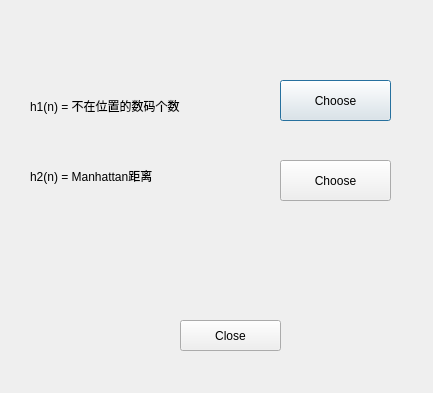
The window that eight_puzzle/heuristic_function.ui (LeoDuhz/intro2ai_eight_puzzle) describes before a commit, drawn with Qt 5.
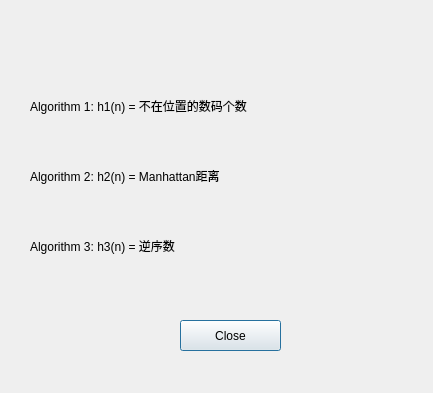
The same window after the commit.

Diff of the .ui file:
```diff
--- a/eight_puzzle/heuristic_function.ui
+++ b/eight_puzzle/heuristic_function.ui
@@ -13,30 +13,17 @@
   <property name="windowTitle">
    <string>Dialog</string>
   </property>
-  <widget class="QPushButton" name="h1_button">
-   <property name="geometry">
-    <rect>
-     <x>280</x>
-     <y>80</y>
-     <width>111</width>
-     <height>41</height>
-    </rect>
-   </property>
-   <property name="text">
-    <string>Choose</string>
-   </property>
-  </widget>
   <widget class="QLabel" name="label">
    <property name="geometry">
     <rect>
      <x>30</x>
      <y>80</y>
-     <width>211</width>
+     <width>321</width>
      <height>51</height>
     </rect>
    </property>
    <property name="text">
-    <string>h1(n) = 不在位置的数码个数</string>
+    <string>Algorithm 1: h1(n) = 不在位置的数码个数</string>
    </property>
   </widget>
   <widget class="QLabel" name="label_2">
@@ -44,25 +31,12 @@
     <rect>
      <x>30</x>
      <y>150</y>
-     <width>211</width>
+     <width>281</width>
      <height>51</height>
     </rect>
    </property>
    <property name="text">
-    <string>h2(n) = Manhattan距离</string>
-   </property>
-  </widget>
-  <widget class="QPushButton" name="h2_button">
-   <property name="geometry">
-    <rect>
-     <x>280</x>
-     <y>160</y>
-     <width>111</width>
-     <height>41</height>
-    </rect>
-   </property>
-   <property name="text">
-    <string>Choose</string>
+    <string>Algorithm 2: h2(n) = Manhattan距离</string>
    </property>
   </widget>
   <widget class="QPushButton" name="close">
@@ -78,6 +52,19 @@
     <string>Close</string>
    </property>
   </widget>
+  <widget class="QLabel" name="label_3">
+   <property name="geometry">
+    <rect>
+     <x>30</x>
+     <y>220</y>
+     <width>281</width>
+     <height>51</height>
+    </rect>
+   </property>
+   <property name="text">
+    <string>Algorithm 3: h3(n) = 逆序数</string>
+   </property>
+  </widget>
  </widget>
  <resources/>
  <connections/>
```
